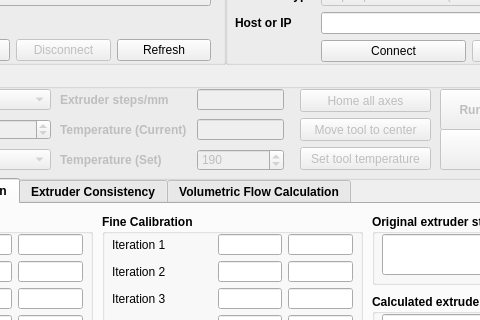
This is nxencoder/resources/ui_mainwindow.ui in nexx/nxencoder-util as Qt 5 draws it before an edit; both pictures show x 185 to 665 and y 100 to 420 of the 1280 by 720 pixel window. The edited form follows.
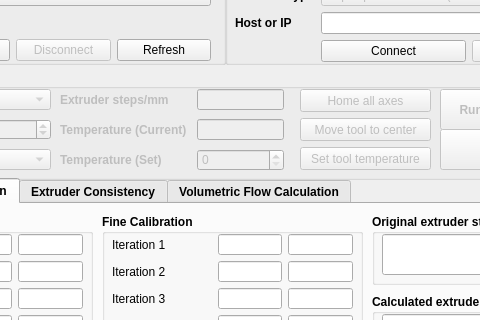
This is the edited form. Custom widgets are drawn as their Qt base class.

What changed in the file:
```diff
--- a/nxencoder/resources/ui_mainwindow.ui
+++ b/nxencoder/resources/ui_mainwindow.ui
@@ -1827,10 +1827,7 @@
          </font>
         </property>
         <property name="maximum">
-         <number>300</number>
-        </property>
-        <property name="value">
-         <number>190</number>
+         <number>250</number>
         </property>
        </widget>
       </item>
```
